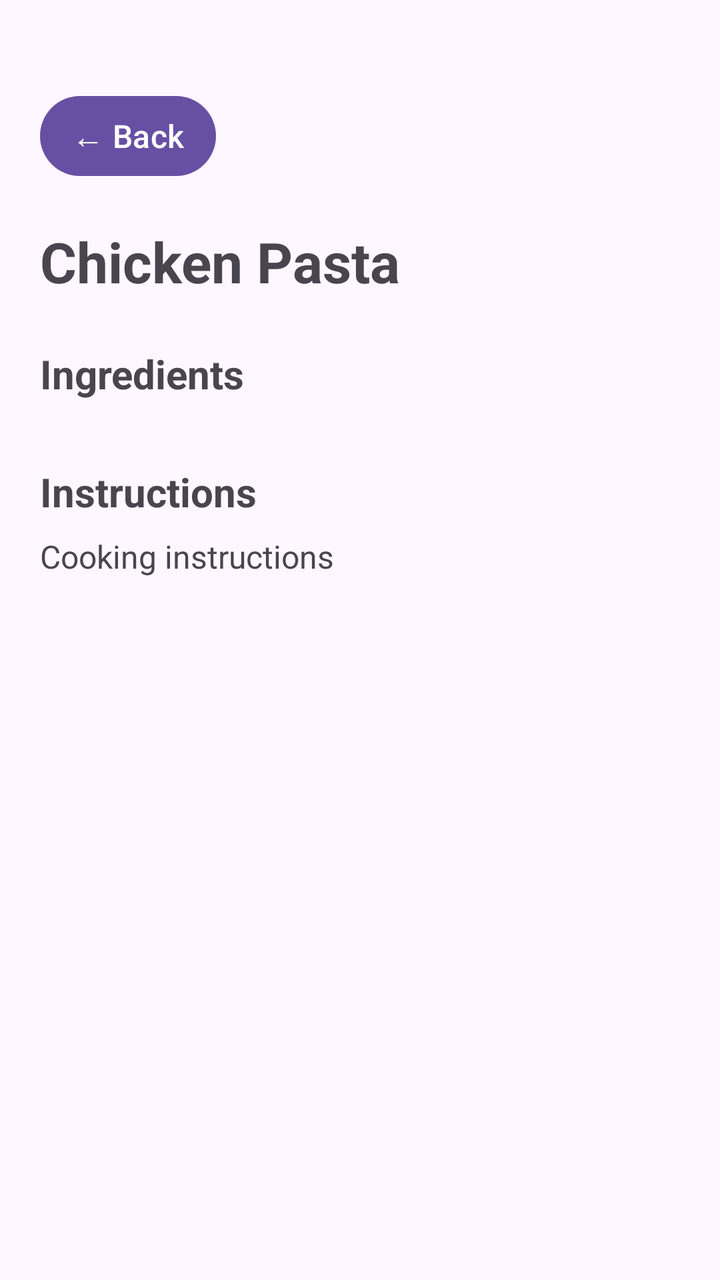
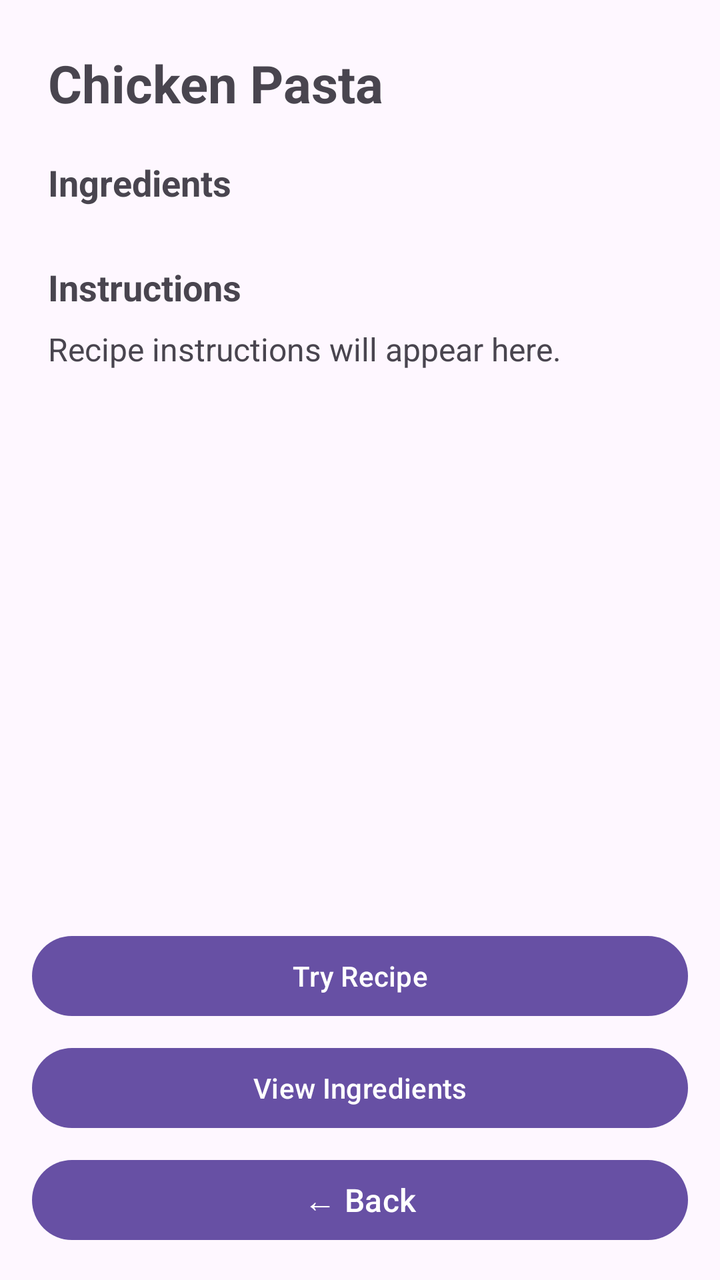

Screens rendered from an Android XML layout before and after an edit, with the pre-edit source and the edit as a unified diff.
<!-- AndroidManifest.xml: application theme Theme.SmartPantryManager -->
<!-- res/layout/activity_recipe_detail.xml -->
<?xml version="1.0" encoding="utf-8"?>
<ScrollView
    xmlns:android="http://schemas.android.com/apk/res/android"
    android:layout_width="match_parent"
    android:layout_height="match_parent"
    android:fillViewport="true">

    <LinearLayout
        android:layout_width="match_parent"
        android:layout_height="wrap_content"
        android:orientation="vertical"
        android:padding="20dp">

        
        <Button
            android:id="@+id/btnBack"
            android:layout_width="wrap_content"
            android:layout_height="wrap_content"
            android:text="← Back"
            android:layout_marginTop="24dp"
            android:textSize="16sp"
            android:minHeight="48dp"
            android:paddingStart="8dp"
            android:paddingEnd="8dp" />

        
        <TextView
            android:id="@+id/tvDetailRecipeName"
            android:layout_width="match_parent"
            android:layout_height="wrap_content"
            android:layout_marginTop="20dp"
            android:text="Chicken Pasta"
            android:textSize="28sp"
            android:textStyle="bold" />

        
        <TextView
            android:id="@+id/tvIngredientsHeading"
            android:layout_width="match_parent"
            android:layout_height="wrap_content"
            android:layout_marginTop="24dp"
            android:text="Ingredients"
            android:textSize="20sp"
            android:textStyle="bold" />

        
        <LinearLayout
            android:id="@+id/ingredientsContainer"
            android:layout_width="match_parent"
            android:layout_height="wrap_content"
            android:layout_marginTop="8dp"
            android:orientation="vertical" />

        
        <TextView
            android:id="@+id/tvInstructionsHeading"
            android:layout_width="match_parent"
            android:layout_height="wrap_content"
            android:layout_marginTop="24dp"
            android:text="Instructions"
            android:textSize="20sp"
            android:textStyle="bold" />

        
        <TextView
            android:id="@+id/tvDetailInstructions"
            android:layout_width="match_parent"
            android:layout_height="wrap_content"
            android:layout_marginTop="8dp"
            android:text="Cooking instructions"
            android:textSize="16sp"
            android:lineSpacingExtra="4dp" />

    </LinearLayout>

</ScrollView>
<!-- resources referenced by this layout -->
<resources>
  <style name="Theme.SmartPantryManager" parent="Base.Theme.SmartPantryManager" />
  <style name="Base.Theme.SmartPantryManager" parent="Theme.Material3.DayNight.NoActionBar">
          
          
      </style>
</resources>

<!-- the commit's change to res/layout/activity_recipe_detail.xml (unified diff, before → after) -->
@@ -1,76 +1,118 @@
 <?xml version="1.0" encoding="utf-8"?>
-<ScrollView
+<androidx.constraintlayout.widget.ConstraintLayout
     xmlns:android="http://schemas.android.com/apk/res/android"
+    xmlns:app="http://schemas.android.com/apk/res-auto"
     android:layout_width="match_parent"
     android:layout_height="match_parent"
-    android:fillViewport="true">
+    android:padding="16dp">
 
+    
+    <ScrollView
+        android:id="@+id/recipeScrollView"
+        android:layout_width="0dp"
+        android:layout_height="0dp"
+        android:fillViewport="true"
+        android:clipToPadding="false"
+        android:paddingBottom="16dp"
+        app:layout_constraintTop_toTopOf="parent"
+        app:layout_constraintBottom_toTopOf="@id/recipeButtonsContainer"
+        app:layout_constraintStart_toStartOf="parent"
+        app:layout_constraintEnd_toEndOf="parent">
+
+        <LinearLayout
+            android:layout_width="match_parent"
+            android:layout_height="wrap_content"
+            android:orientation="vertical"
+            android:padding="8dp">
+
+            
+            <TextView
+                android:id="@+id/tvDetailRecipeName"
+                android:layout_width="match_parent"
+                android:layout_height="wrap_content"
+                android:text="Chicken Pasta"
+                android:textSize="26sp"
+                android:textStyle="bold"
+                android:layout_marginBottom="20dp" />
+
+            
+            <TextView
+                android:layout_width="match_parent"
+                android:layout_height="wrap_content"
+                android:text="Ingredients"
+                android:textSize="18sp"
+                android:textStyle="bold"
+                android:layout_marginBottom="8dp" />
+
+            
+            <LinearLayout
+                android:id="@+id/ingredientsContainer"
+                android:layout_width="match_parent"
+                android:layout_height="wrap_content"
+                android:orientation="vertical"
+                android:layout_marginBottom="20dp" />
+
+            
+            <TextView
+                android:layout_width="match_parent"
+                android:layout_height="wrap_content"
+                android:text="Instructions"
+                android:textSize="18sp"
+                android:textStyle="bold"
+                android:layout_marginBottom="8dp" />
+
+            
+            <TextView
+                android:id="@+id/tvDetailInstructions"
+                android:layout_width="match_parent"
+                android:layout_height="wrap_content"
+                android:text="Recipe instructions will appear here."
+                android:textSize="16sp"
+                android:lineSpacingExtra="4dp" />
+
+        </LinearLayout>
+
+    </ScrollView>
+
+    
     <LinearLayout
-        android:layout_width="match_parent"
+        android:id="@+id/recipeButtonsContainer"
+        android:layout_width="0dp"
         android:layout_height="wrap_content"
         android:orientation="vertical"
-        android:padding="20dp">
+        android:layout_marginTop="8dp"
+        android:paddingTop="8dp"
+        app:layout_constraintBottom_toBottomOf="parent"
+        app:layout_constraintStart_toStartOf="parent"
+        app:layout_constraintEnd_toEndOf="parent">
+
+        
+        <Button
+            android:id="@+id/btnTryRecipe"
+            android:layout_width="match_parent"
+            android:layout_height="wrap_content"
+            android:text="Try Recipe"
+            android:minHeight="48dp" />
+
+        
+        <Button
+            android:id="@+id/btnViewIngredients"
+            android:layout_width="match_parent"
+            android:layout_height="wrap_content"
+            android:text="View Ingredients"
+            android:minHeight="48dp"
+            android:layout_marginTop="8dp" />
 
         
         <Button
             android:id="@+id/btnBack"
-            android:layout_width="wrap_content"
+            android:layout_width="match_parent"
             android:layout_height="wrap_content"
             android:text="← Back"
-            android:layout_marginTop="24dp"
             android:textSize="16sp"
             android:minHeight="48dp"
-            android:paddingStart="8dp"
-            android:paddingEnd="8dp" />
-
-        
-        <TextView
-            android:id="@+id/tvDetailRecipeName"
-            android:layout_width="match_parent"
-            android:layout_height="wrap_content"
-            android:layout_marginTop="20dp"
-            android:text="Chicken Pasta"
-            android:textSize="28sp"
-            android:textStyle="bold" />
-
-        
-        <TextView
-            android:id="@+id/tvIngredientsHeading"
-            android:layout_width="match_parent"
-            android:layout_height="wrap_content"
-            android:layout_marginTop="24dp"
-            android:text="Ingredients"
-            android:textSize="20sp"
-            android:textStyle="bold" />
-
-        
-        <LinearLayout
-            android:id="@+id/ingredientsContainer"
-            android:layout_width="match_parent"
-            android:layout_height="wrap_content"
-            android:layout_marginTop="8dp"
-            android:orientation="vertical" />
-
-        
-        <TextView
-            android:id="@+id/tvInstructionsHeading"
-            android:layout_width="match_parent"
-            android:layout_height="wrap_content"
-            android:layout_marginTop="24dp"
-            android:text="Instructions"
-            android:textSize="20sp"
-            android:textStyle="bold" />
-
-        
-        <TextView
-            android:id="@+id/tvDetailInstructions"
-            android:layout_width="match_parent"
-            android:layout_height="wrap_content"
-            android:layout_marginTop="8dp"
-            android:text="Cooking instructions"
-            android:textSize="16sp"
-            android:lineSpacingExtra="4dp" />
+            android:layout_marginTop="8dp" />
 
     </LinearLayout>
 
-</ScrollView>
+</androidx.constraintlayout.widget.ConstraintLayout>
